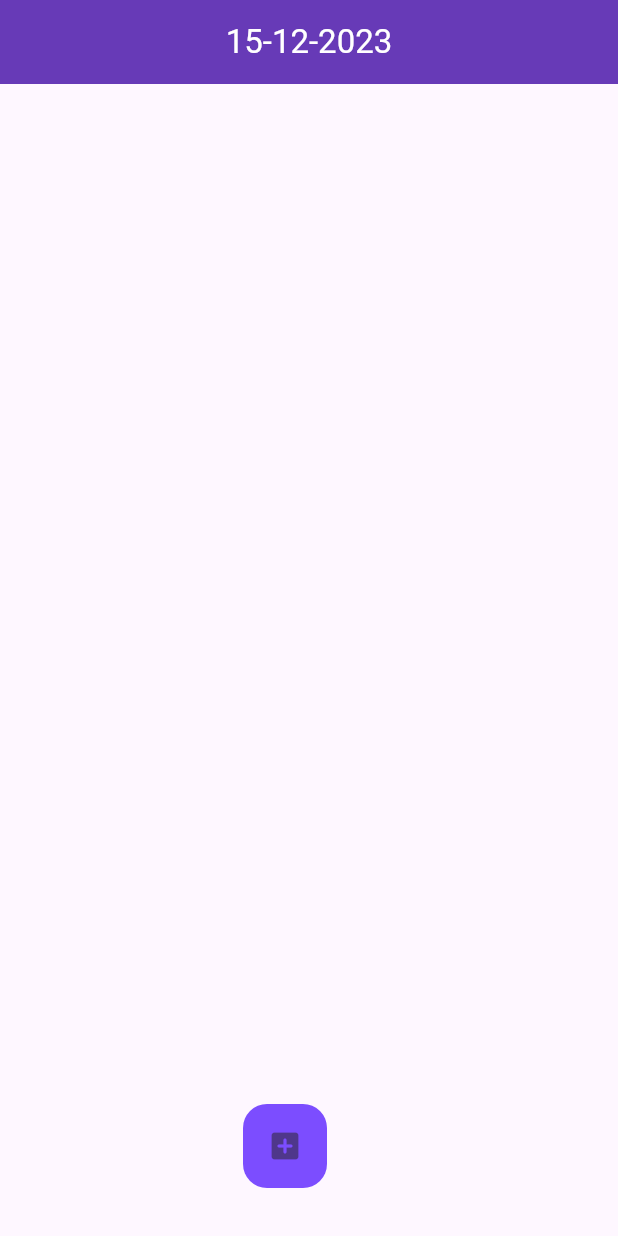
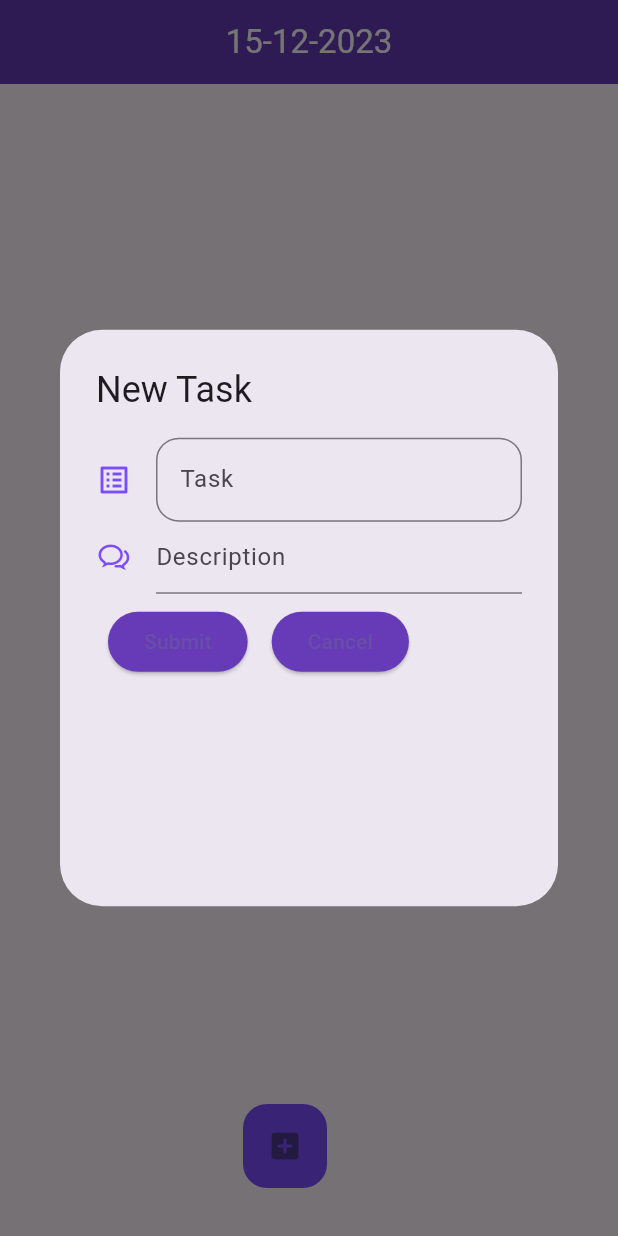
Before and after one commit to ishitag22/CheckMate, a Flutter app: the screen it shows after launch, after a tap on the "add box" icon, on a phone screen of 412 x 824 dp. Run offline on Flutter 3.47's test engine with Material 3 defaults, Android fonts, the phone set to English and light mode, and no system bars.

Commit message:
Added 'New Task' form
Signed-off-by: ishitag22 <ishitagaur4@gmail.com>

```diff
--- a/lib/main.dart
+++ b/lib/main.dart
@@ -13,7 +13,7 @@ class MyApp extends StatelessWidget {
   Widget build(BuildContext context) {
     return MaterialApp(
       debugShowCheckedModeBanner: false,
-      home: To_do(),
+      home: Todo(),
     );
   }
 }
--- a/lib/to_do.dart
+++ b/lib/to_do.dart
@@ -2,15 +2,15 @@ import 'package:flutter/cupertino.dart';
 import 'package:flutter/material.dart';
 import 'package:intl/intl.dart';
 
-class To_do extends StatefulWidget {
-  const To_do({super.key});
+class Todo extends StatefulWidget {
+  const Todo({super.key});
 
   @override
-  State<To_do> createState() => _To_doState();
+  State<Todo> createState() => _TodoState();
 
 }
 
-class _To_doState extends State<To_do> {
+class _TodoState extends State<Todo> {
   String currentDate= DateFormat('dd-MM-yyyy').format(DateTime.now());
   @override
   Widget build(BuildContext context) {
@@ -29,20 +29,21 @@ class _To_doState extends State<To_do> {
                backgroundColor: Colors.deepPurpleAccent,
                 elevation: 0,
                 child: Icon(Icons.add_box_rounded,),
-                onPressed: (){add_task();},
+                onPressed: ()=> add_task(context),
             ),
         ),
       ),
     );
   }
-  add_task(){
+   add_task(BuildContext context){
     var width= MediaQuery.of(context).size.width;
     var height= MediaQuery.of(context).size.height;
+    showDialog(context: context, builder: (context) {
       return AlertDialog(
         scrollable: true,
         title: Text('New Task'),
         content: SizedBox(
-        height: height*0.35,
+          height: height * 0.35,
           width: width,
           child: Form(
             child: Column(
@@ -50,11 +51,47 @@ class _To_doState extends State<To_do> {
                 TextFormField(
                     decoration: InputDecoration(
                       hintText: 'Task',
-                icon: Icon(Icons.list_alt_outlined, color: Colors.purple,),
-            border: OutlineInputBorder(borderRadius: BorderRadius.circular(15)),
+                      icon: Icon(
+                        Icons.list_alt_outlined, color: Colors.deepPurpleAccent,),
+                      border: OutlineInputBorder(
+                          borderRadius: BorderRadius.circular(15)),
                     )
                 ),
+                TextFormField(
+                  keyboardType: TextInputType.multiline,
+                  maxLines: null,
+                  decoration: InputDecoration(
+                      hintText: 'Description',
+                      icon: Icon(CupertinoIcons.chat_bubble_2,
+                        color: Colors.deepPurpleAccent,)
+                  ),
+                ),
+                // SizedBox(height: 1.0,
+                // child:
+                Row(
+                  children: [
+                    Padding(
+                      padding: EdgeInsets.all(8.0),
+                      child: ElevatedButton(onPressed: (){},
+                          child: Text('Submit'),
+                        style: ElevatedButton.styleFrom(
+                          primary: Colors.deepPurple,
+                        ),
 
+                      ),
+                    ),
+                    Padding(
+                      padding: const EdgeInsets.all(8.0),
+                      child: ElevatedButton(onPressed: (){},
+                          child: Text('Cancel'),
+                        style: ElevatedButton.styleFrom(
+                          primary: Colors.deepPurple,
+                      ),
+                    ),
+                    ),
+                  ],
+                ),
+                // ),
               ],
             ),
 
@@ -62,5 +99,6 @@ class _To_doState extends State<To_do> {
         ),
       );
     }
-
+    );
    }
+}
```
Lines whose indentation alone changed are shown as unchanged.
